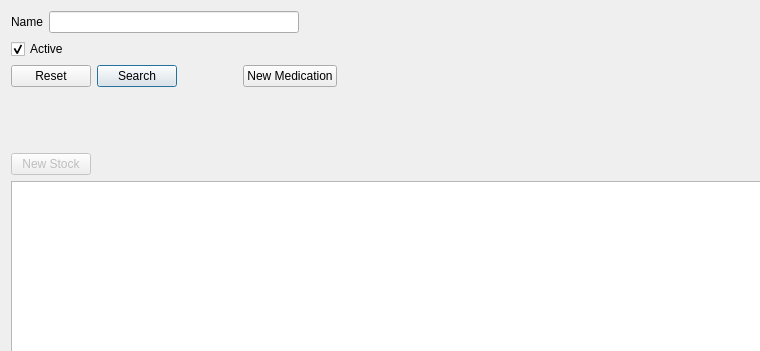
First picture: the form in mtrack/medicationsframe.ui, repository kyledevans/Medicine-Track, before the edit; both pictures show x 0 to 760 and y 0 to 351 of the 913 by 640 pixel window.
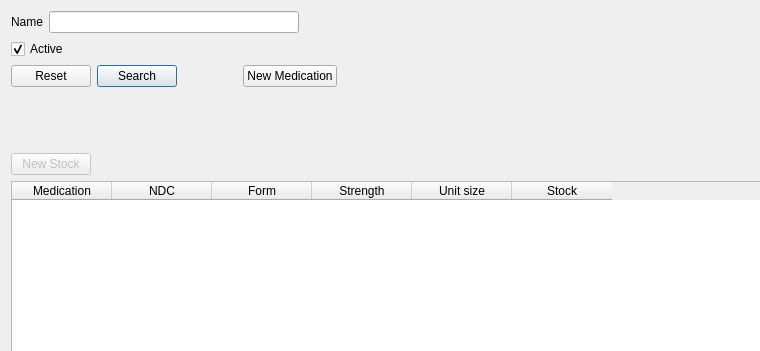
Second picture: the form after the edit.

Commit message: MedicationsFrame now has QTableWidget. 	modified:   mtrack/apw_page00.cpp 	modified:   mtrack/medicationsframe.cpp 	modified:   mtrack/medicationsframe.ui 	modified:   mtrack/patientsearch.cpp

```diff
--- a/mtrack/medicationsframe.ui
+++ b/mtrack/medicationsframe.ui
@@ -198,13 +198,46 @@
     </layout>
    </item>
    <item>
-    <widget class="QTableView" name="resultTable">
+    <widget class="QTableWidget" name="resultTable">
      <property name="contextMenuPolicy">
       <enum>Qt::ActionsContextMenu</enum>
      </property>
      <property name="selectionBehavior">
       <enum>QAbstractItemView::SelectRows</enum>
      </property>
+     <property name="columnCount">
+      <number>6</number>
+     </property>
+     <column>
+      <property name="text">
+       <string>Medication</string>
+      </property>
+     </column>
+     <column>
+      <property name="text">
+       <string>NDC</string>
+      </property>
+     </column>
+     <column>
+      <property name="text">
+       <string>Form</string>
+      </property>
+     </column>
+     <column>
+      <property name="text">
+       <string>Strength</string>
+      </property>
+     </column>
+     <column>
+      <property name="text">
+       <string>Unit size</string>
+      </property>
+     </column>
+     <column>
+      <property name="text">
+       <string>Stock</string>
+      </property>
+     </column>
     </widget>
    </item>
   </layout>
```
The commit also changes 3 other files.
